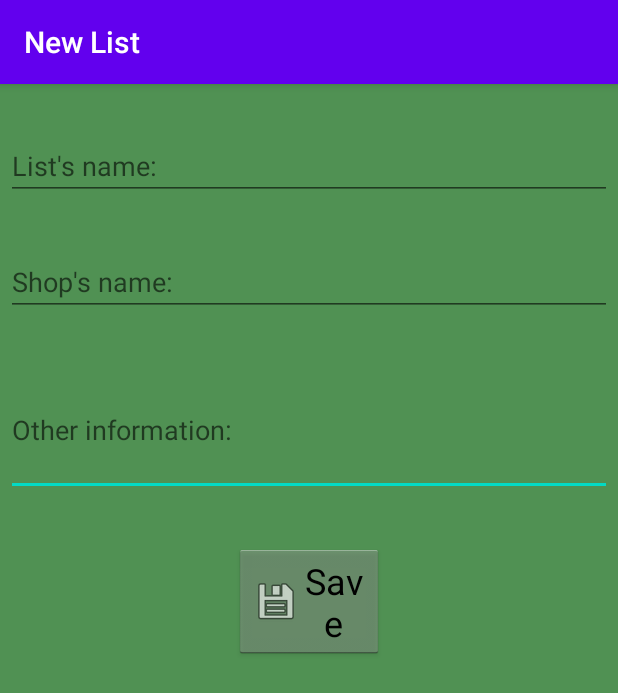
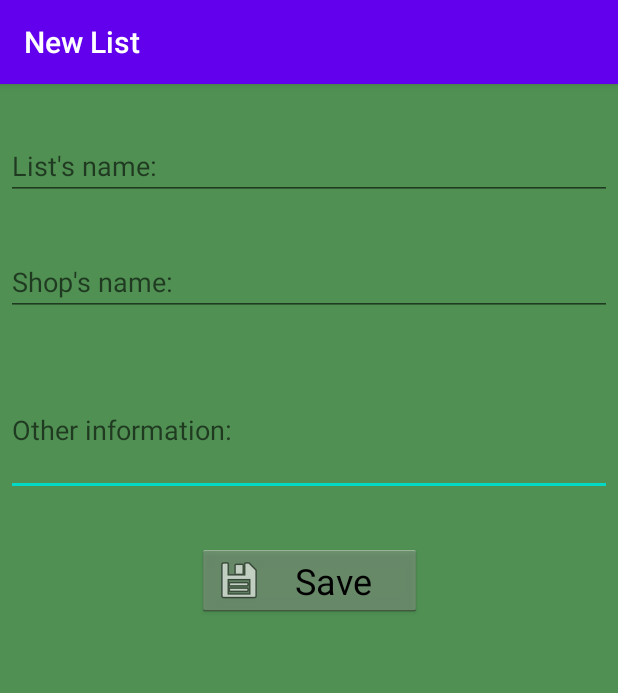
Before and after one commit to andreitraistaru/Shopping-List, an Android app: the NewListActivity screen opened directly, with no data from a screen before it, on a phone screen of 412 x 824 dp. Shown: the top 693 px of the screen. Run offline under Robolectric (Android 15) with nearby library versions, the phone set to English and light mode, and no system bars.

Commit message:
Minor bugs fixed.

```diff
--- a/app/src/main/res/layout/activity_new_list.xml
+++ b/app/src/main/res/layout/activity_new_list.xml
@@ -65,7 +65,7 @@
     <Button
         android:id="@+id/save_newListActivity"
         style="@android:style/Widget.Holo.Light.Button.Inset"
-        android:layout_width="100dp"
+        android:layout_width="150dp"
         android:layout_height="wrap_content"
         android:layout_marginTop="32dp"
         android:drawableStart="@android:drawable/ic_menu_save"
```
